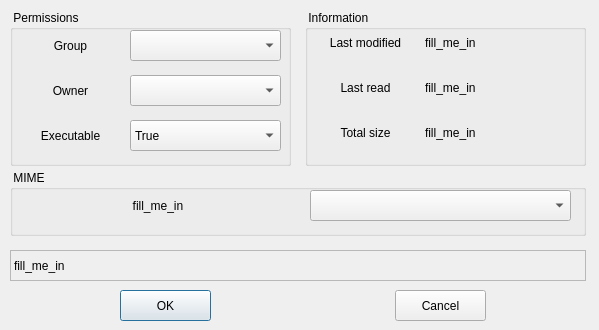
The window that src/qproperties/qproperties.ui (fluxer/bfp) describes before a commit, drawn with Qt 5.
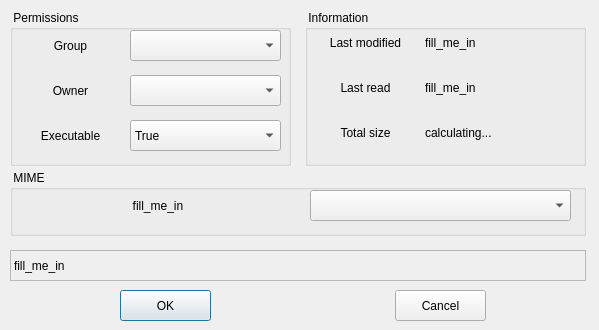
The same window after the commit. Icons and pictures are not drawn.

Commit message: calculate size in different thread

```diff
--- a/src/qproperties/qproperties.ui
+++ b/src/qproperties/qproperties.ui
@@ -281,7 +281,7 @@
      </rect>
     </property>
     <property name="text">
-     <string>fill_me_in</string>
+     <string>calculating...</string>
     </property>
    </widget>
    <widget class="QLabel" name="lastReadLabel">
```
The commit also changes 1 other file.
